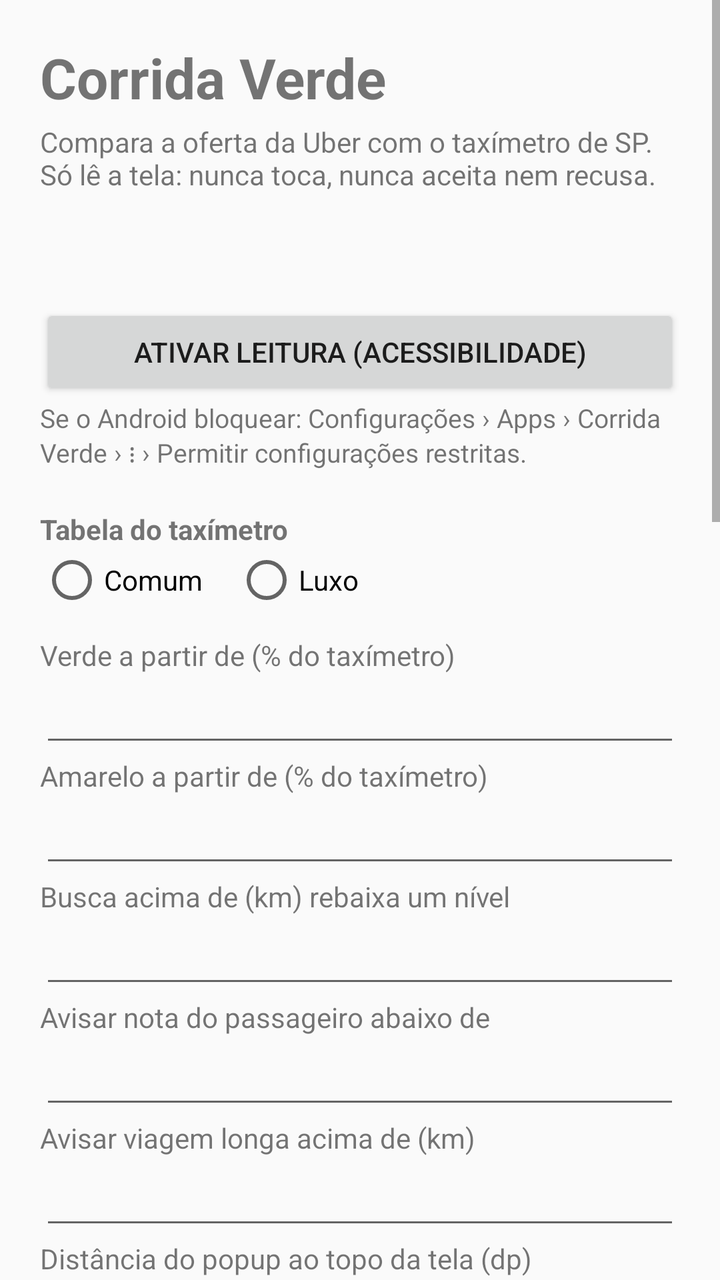
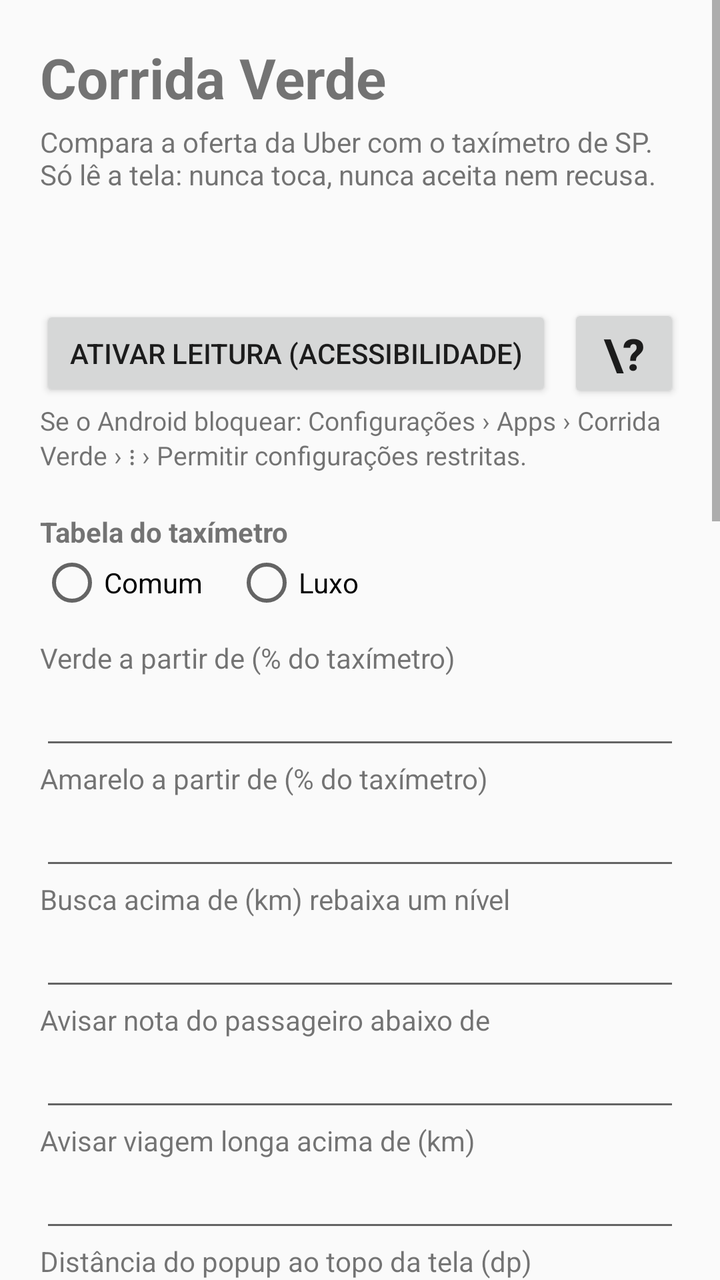

Before-and-after screenshots of an Android layout around one commit, followed by the original layout XML and the change that was made.
<!-- AndroidManifest.xml: application theme android:Theme.Material.Light -->
<!-- res/layout/activity_main.xml -->
<?xml version="1.0" encoding="utf-8"?>
<ScrollView xmlns:android="http://schemas.android.com/apk/res/android"
    android:layout_width="match_parent"
    android:layout_height="match_parent"
    android:fitsSystemWindows="true">

    <LinearLayout
        android:layout_width="match_parent"
        android:layout_height="wrap_content"
        android:orientation="vertical"
        android:padding="20dp">

        <TextView
            android:layout_width="wrap_content"
            android:layout_height="wrap_content"
            android:text="Corrida Verde"
            android:textSize="28sp"
            android:textStyle="bold" />

        <TextView
            android:layout_width="wrap_content"
            android:layout_height="wrap_content"
            android:layout_marginTop="4dp"
            android:text="Compara a oferta da Uber com o taxímetro de SP. Só lê a tela: nunca toca, nunca aceita nem recusa." />

        <TextView
            android:id="@+id/status"
            android:layout_width="wrap_content"
            android:layout_height="wrap_content"
            android:layout_marginTop="16dp"
            android:textSize="16sp"
            android:textStyle="bold" />

        <TextView
            android:id="@+id/versao"
            android:layout_width="wrap_content"
            android:layout_height="wrap_content"
            android:textSize="13sp" />

        <Button
            android:id="@+id/ativar"
            android:layout_width="match_parent"
            android:layout_height="wrap_content"
            android:text="Ativar leitura (Acessibilidade)" />

        <TextView
            android:layout_width="wrap_content"
            android:layout_height="wrap_content"
            android:text="Se o Android bloquear: Configurações › Apps › Corrida Verde › ⋮ › Permitir configurações restritas."
            android:textSize="13sp" />

        <TextView
            android:layout_width="wrap_content"
            android:layout_height="wrap_content"
            android:layout_marginTop="20dp"
            android:text="Tabela do taxímetro"
            android:textStyle="bold" />

        <RadioGroup
            android:layout_width="wrap_content"
            android:layout_height="wrap_content"
            android:orientation="horizontal">

            <RadioButton
                android:id="@+id/comum"
                android:layout_width="wrap_content"
                android:layout_height="wrap_content"
                android:text="Comum" />

            <RadioButton
                android:id="@+id/luxo"
                android:layout_width="wrap_content"
                android:layout_height="wrap_content"
                android:layout_marginStart="16dp"
                android:text="Luxo" />
        </RadioGroup>

        <TextView
            android:layout_width="wrap_content"
            android:layout_height="wrap_content"
            android:layout_marginTop="12dp"
            android:text="Verde a partir de (% do taxímetro)" />

        <EditText
            android:id="@+id/limiteVerde"
            android:layout_width="match_parent"
            android:layout_height="wrap_content"
            android:inputType="number" />

        <TextView
            android:layout_width="wrap_content"
            android:layout_height="wrap_content"
            android:text="Amarelo a partir de (% do taxímetro)" />

        <EditText
            android:id="@+id/limiteAmarelo"
            android:layout_width="match_parent"
            android:layout_height="wrap_content"
            android:inputType="number" />

        <TextView
            android:layout_width="wrap_content"
            android:layout_height="wrap_content"
            android:text="Busca acima de (km) rebaixa um nível" />

        <EditText
            android:id="@+id/buscaMax"
            android:layout_width="match_parent"
            android:layout_height="wrap_content"
            android:inputType="numberDecimal" />

        <TextView
            android:layout_width="wrap_content"
            android:layout_height="wrap_content"
            android:text="Avisar nota do passageiro abaixo de" />

        <EditText
            android:id="@+id/notaMinima"
            android:layout_width="match_parent"
            android:layout_height="wrap_content"
            android:inputType="numberDecimal" />

        <TextView
            android:layout_width="wrap_content"
            android:layout_height="wrap_content"
            android:text="Avisar viagem longa acima de (km)" />

        <EditText
            android:id="@+id/viagemLonga"
            android:layout_width="match_parent"
            android:layout_height="wrap_content"
            android:inputType="numberDecimal" />

        <TextView
            android:layout_width="wrap_content"
            android:layout_height="wrap_content"
            android:text="Distância do popup ao topo da tela (dp)" />

        <EditText
            android:id="@+id/posicaoY"
            android:layout_width="match_parent"
            android:layout_height="wrap_content"
            android:inputType="number" />

        <CheckBox
            android:id="@+id/diagnostico"
            android:layout_width="wrap_content"
            android:layout_height="wrap_content"
            android:text="Modo diagnóstico (guarda os textos lidos)" />

        <CheckBox
            android:id="@+id/gravar"
            android:layout_width="wrap_content"
            android:layout_height="wrap_content"
            android:text="Mostrar o botão Gravar corrida na notificação" />

        <TextView
            android:layout_width="wrap_content"
            android:layout_height="wrap_content"
            android:text="Grava em 480p, uns 300 MB por hora, na pasta Movies/Corrida Verde. Passando de 5 GB, apaga os vídeos mais antigos. Nunca começa sozinho: você começa e para pelo botão da notificação. Enquanto grava, a câmera fica ocupada e a gravação da própria Uber pode não funcionar, então use só quando precisar."
            android:textSize="13sp" />

        <Button
            android:id="@+id/salvar"
            android:layout_width="match_parent"
            android:layout_height="wrap_content"
            android:layout_marginTop="8dp"
            android:text="Salvar" />

        <Button
            android:id="@+id/testar"
            android:layout_width="match_parent"
            android:layout_height="wrap_content"
            android:text="Testar popup" />

        <TextView
            android:layout_width="wrap_content"
            android:layout_height="wrap_content"
            android:layout_marginTop="20dp"
            android:text="Alerta de radar"
            android:textStyle="bold" />

        <TextView
            android:layout_width="wrap_content"
            android:layout_height="wrap_content"
            android:text="Quando o Waze ou a 99 avisam de um radar, a tela ganha uma borda amarela e aparece a placa do limite com a distância. No Google Maps e na navegação da Uber o radar é só um desenho no mapa, sem texto, e o app ainda não consegue ler."
            android:textSize="13sp" />

        <CheckBox
            android:id="@+id/radar"
            android:layout_width="wrap_content"
            android:layout_height="wrap_content"
            android:text="Mostrar alerta de radar" />

        <CheckBox
            android:id="@+id/radarSom"
            android:layout_width="wrap_content"
            android:layout_height="wrap_content"
            android:text="Tocar som baixo (três batidinhas) no radar novo" />

        <Button
            android:id="@+id/testarRadar"
            android:layout_width="match_parent"
            android:layout_height="wrap_content"
            android:text="Testar alerta de radar" />

        <TextView
            android:layout_width="wrap_content"
            android:layout_height="wrap_content"
            android:layout_marginTop="20dp"
            android:text="Ganhos e gastos"
            android:textStyle="bold" />

        <TextView
            android:layout_width="wrap_content"
            android:layout_height="wrap_content"
            android:text="Os ganhos entram sozinhos: cada corrida soma o valor da oferta quando o passageiro embarca (Encerrar na Uber, Finalizar corrida na 99). Ao ficar offline, o Resumo da sessão da Uber troca essas corridas pelo valor oficial. Para os gastos, com a leitura ligada, desça a barra do topo e toque em Registrar gasto na notificação do Corrida Verde. Ex.: “abasteci 120 reais de etanol, 22 litros, tanque cheio, quilometragem 45.320”."
            android:textSize="13sp" />

        <TextView
            android:id="@+id/gastosHoje"
            android:layout_width="wrap_content"
            android:layout_height="wrap_content"
            android:layout_marginTop="6dp"
            android:textSize="16sp" />

        <Button
            android:id="@+id/registrarGasto"
            android:layout_width="match_parent"
            android:layout_height="wrap_content"
            android:text="Registrar gasto por voz" />

        <TextView
            android:layout_width="wrap_content"
            android:layout_height="wrap_content"
            android:layout_marginTop="20dp"
            android:text="Última leitura (diagnóstico)"
            android:textStyle="bold" />

        <TextView
            android:id="@+id/textoDiagnostico"
            android:layout_width="match_parent"
            android:layout_height="wrap_content"
            android:fontFamily="monospace"
            android:textIsSelectable="true"
            android:textSize="12sp" />

        <Button
            android:id="@+id/compartilhar"
            android:layout_width="match_parent"
            android:layout_height="wrap_content"
            android:text="Enviar diagnóstico" />
    </LinearLayout>
</ScrollView>
<!-- resources referenced by this layout -->
<resources>

</resources>

<!-- the commit's change to res/layout/activity_main.xml (unified diff, before → after) -->
@@ -37,11 +37,29 @@
             android:layout_height="wrap_content"
             android:textSize="13sp" />
 
-        <Button
-            android:id="@+id/ativar"
-            android:layout_width="match_parent"
-            android:layout_height="wrap_content"
-            android:text="Ativar leitura (Acessibilidade)" />
+        <LinearLayout
+            android:layout_width="match_parent"
+            android:layout_height="wrap_content"
+            android:gravity="center_vertical"
+            android:orientation="horizontal">
+
+            <Button
+                android:id="@+id/ativar"
+                android:layout_width="0dp"
+                android:layout_height="wrap_content"
+                android:layout_weight="1"
+                android:text="Ativar leitura (Acessibilidade)" />
+
+            <Button
+                android:id="@+id/ajudaAtivar"
+                android:layout_width="56dp"
+                android:layout_height="wrap_content"
+                android:layout_marginStart="8dp"
+                android:contentDescription="Como ativar a leitura, passo a passo"
+                android:text="\?"
+                android:textSize="22sp"
+                android:textStyle="bold" />
+        </LinearLayout>
 
         <TextView
             android:layout_width="wrap_content"
